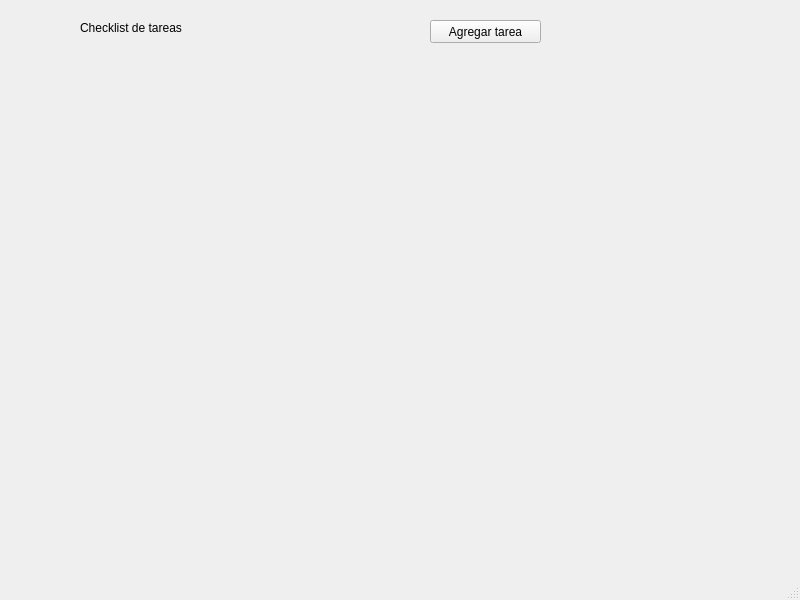
The window that lab07/mainwindow.ui (gustadev24/lab-to) describes before a commit, drawn with Qt 5.
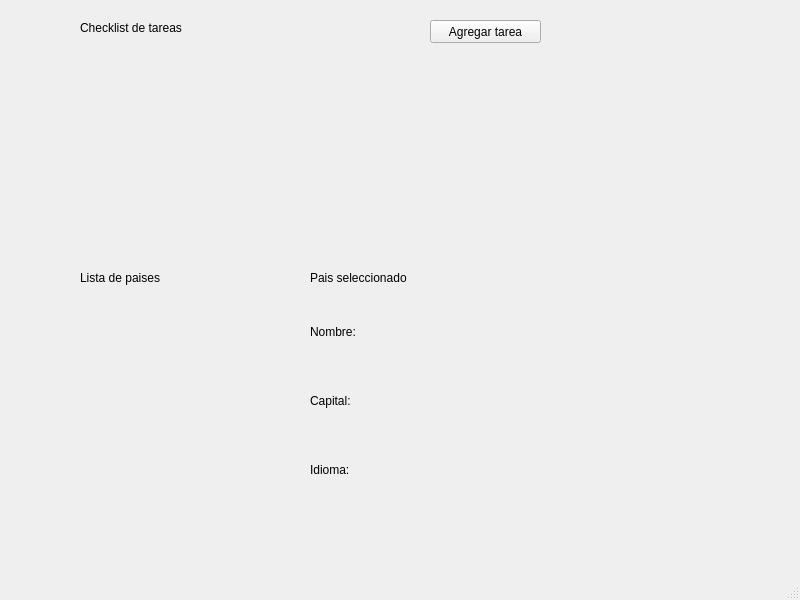
The same window after the commit.

Commit message: feat: add country list with button to display country data

Patch:
```diff
--- a/lab07/mainwindow.ui
+++ b/lab07/mainwindow.ui
@@ -51,6 +51,109 @@
     </property>
     <layout class="QVBoxLayout" name="tasksLayout"/>
    </widget>
+   <widget class="QLabel" name="label">
+    <property name="geometry">
+     <rect>
+      <x>80</x>
+      <y>270</y>
+      <width>101</width>
+      <height>16</height>
+     </rect>
+    </property>
+    <property name="text">
+     <string>Lista de paises</string>
+    </property>
+   </widget>
+   <widget class="QWidget" name="verticalLayoutWidget_2">
+    <property name="geometry">
+     <rect>
+      <x>80</x>
+      <y>300</y>
+      <width>160</width>
+      <height>201</height>
+     </rect>
+    </property>
+    <layout class="QVBoxLayout" name="countriesLayout"/>
+   </widget>
+   <widget class="QLabel" name="label_2">
+    <property name="geometry">
+     <rect>
+      <x>310</x>
+      <y>270</y>
+      <width>111</width>
+      <height>16</height>
+     </rect>
+    </property>
+    <property name="text">
+     <string>Pais seleccionado</string>
+    </property>
+   </widget>
+   <widget class="QWidget" name="verticalLayoutWidget_3">
+    <property name="geometry">
+     <rect>
+      <x>310</x>
+      <y>300</y>
+      <width>261</width>
+      <height>201</height>
+     </rect>
+    </property>
+    <layout class="QVBoxLayout" name="verticalLayout_2">
+     <item>
+      <layout class="QHBoxLayout" name="horizontalLayout">
+       <item>
+        <widget class="QLabel" name="label_3">
+         <property name="text">
+          <string>Nombre:</string>
+         </property>
+        </widget>
+       </item>
+       <item>
+        <widget class="QLabel" name="countryName">
+         <property name="text">
+          <string/>
+         </property>
+        </widget>
+       </item>
+      </layout>
+     </item>
+     <item>
+      <layout class="QHBoxLayout" name="horizontalLayout_6">
+       <item>
+        <widget class="QLabel" name="label_5">
+         <property name="text">
+          <string>Capital:</string>
+         </property>
+        </widget>
+       </item>
+       <item>
+        <widget class="QLabel" name="countryCapital">
+         <property name="text">
+          <string/>
+         </property>
+        </widget>
+       </item>
+      </layout>
+     </item>
+     <item>
+      <layout class="QHBoxLayout" name="horizontalLayout_3">
+       <item>
+        <widget class="QLabel" name="label_7">
+         <property name="text">
+          <string>Idioma:</string>
+         </property>
+        </widget>
+       </item>
+       <item>
+        <widget class="QLabel" name="countryLanguage">
+         <property name="text">
+          <string/>
+         </property>
+        </widget>
+       </item>
+      </layout>
+     </item>
+    </layout>
+   </widget>
   </widget>
   <widget class="QMenuBar" name="menubar">
    <property name="geometry">
```
The commit also changes 6 other files.
